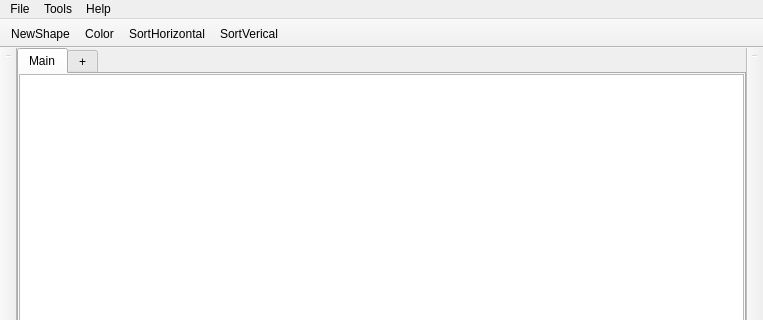
Qt form ui/leePicker.ui (leetdvn/LeePickerX) before a commit; both pictures show x 0 to 763 and y 0 to 320 of the 763 by 518 pixel window.
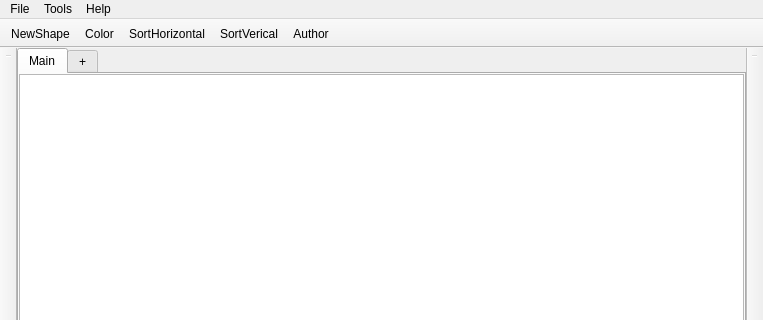
The same form after that commit. Icons and pictures are not drawn.

Patch:
```diff
--- a/ui/leePicker.ui
+++ b/ui/leePicker.ui
@@ -210,6 +210,7 @@
    <addaction name="ColorAct"/>
    <addaction name="SortHorizontalAct"/>
    <addaction name="SortVericalAct"/>
+   <addaction name="actionAuth"/>
   </widget>
   <widget class="QToolBar" name="leeLToolBar">
    <property name="windowTitle">
```
Left out of the diff: 12 changed lines with no effect on the pictures.
